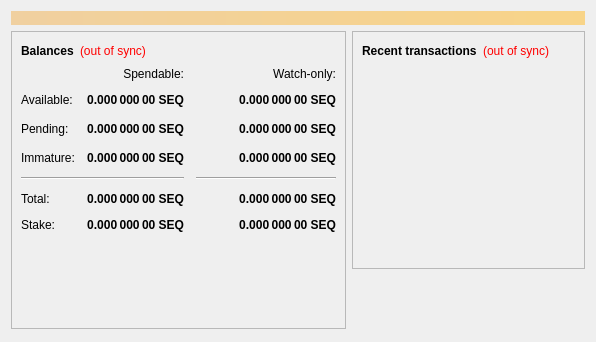
Qt form src/qt/forms/overviewpage.ui (duality-solutions/Sequence) before a commit.
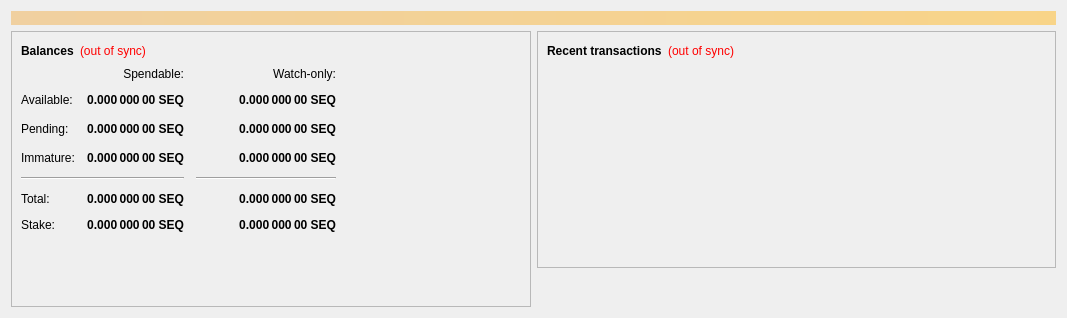
The same form after that commit.

Patch:
```diff
--- a/src/qt/forms/overviewpage.ui
+++ b/src/qt/forms/overviewpage.ui
@@ -6,10 +6,22 @@
    <rect>
     <x>0</x>
     <y>0</y>
-    <width>596</width>
-    <height>342</height>
+    <width>1067</width>
+    <height>318</height>
    </rect>
   </property>
+  <property name="sizePolicy">
+   <sizepolicy hsizetype="Minimum" vsizetype="Preferred">
+    <horstretch>0</horstretch>
+    <verstretch>0</verstretch>
+   </sizepolicy>
+  </property>
+  <property name="minimumSize">
+   <size>
+    <width>1067</width>
+    <height>318</height>
+   </size>
+  </property>
   <property name="windowTitle">
    <string>Form</string>
   </property>
```
Left out of the diff: 2 changed lines with no effect on the pictures. Lines whose indentation alone changed are shown as unchanged.
